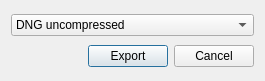
This is platform/qt/SingleFrameExportDialog.ui in ilia3101/MLV-App as Qt 5 draws it before an edit. The edited form follows.
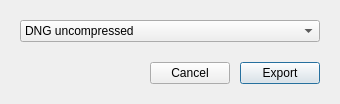
This is the edited form.

```diff
--- a/platform/qt/SingleFrameExportDialog.ui
+++ b/platform/qt/SingleFrameExportDialog.ui
@@ -2,20 +2,33 @@
 <ui version="4.0">
  <class>SingleFrameExportDialog</class>
  <widget class="QDialog" name="SingleFrameExportDialog">
-  <property name="geometry">
-   <rect>
-    <x>0</x>
-    <y>0</y>
-    <width>265</width>
-    <height>81</height>
-   </rect>
-  </property>
   <property name="windowTitle">
    <string>Export Current Frame</string>
   </property>
-  <layout class="QGridLayout" name="gridLayout">
-   <item row="0" column="0" colspan="3">
+  <layout class="QVBoxLayout" name="verticalLayout">
+   <property name="spacing">
+    <number>20</number>
+   </property>
+   <property name="leftMargin">
+    <number>20</number>
+   </property>
+   <property name="topMargin">
+    <number>20</number>
+   </property>
+   <property name="rightMargin">
+    <number>20</number>
+   </property>
+   <property name="bottomMargin">
+    <number>20</number>
+   </property>
+   <item>
     <widget class="QComboBox" name="comboBoxCodec">
+     <property name="minimumSize">
+      <size>
+       <width>300</width>
+       <height>0</height>
+      </size>
+     </property>
      <item>
       <property name="text">
        <string>DNG uncompressed</string>
@@ -38,34 +51,44 @@
      </item>
     </widget>
    </item>
-   <item row="1" column="0">
+   <item>
+    <layout class="QHBoxLayout" name="horizontalLayout">
+     <property name="spacing">
+      <number>10</number>
+     </property>
+     <item>
     <spacer name="horizontalSpacer">
      <property name="orientation">
       <enum>Qt::Horizontal</enum>
      </property>
      <property name="sizeHint" stdset="0">
       <size>
-       <width>70</width>
-       <height>20</height>
+         <width>0</width>
+         <height>0</height>
       </size>
      </property>
     </spacer>
    </item>
-   <item row="1" column="1">
-    <widget class="QPushButton" name="pushButtonOk">
-     <property name="text">
-      <string>Export</string>
-     </property>
-    </widget>
-   </item>
-   <item row="1" column="2">
+     <item>
     <widget class="QPushButton" name="pushButtonCancel">
      <property name="text">
       <string>Cancel</string>
      </property>
     </widget>
    </item>
-  </layout>
+     <item>
+      <widget class="QPushButton" name="pushButtonOk">
+       <property name="text">
+        <string>Export</string>
+       </property>
+       <property name="default">
+        <bool>true</bool>
+       </property>
+      </widget>
+     </item>
+    </layout>
+   </item>
+  </layout>
  </widget>
  <resources/>
  <connections/>
```
Left out of the diff: 7 changed lines with no effect on the pictures. Lines whose indentation alone changed are shown as unchanged.
